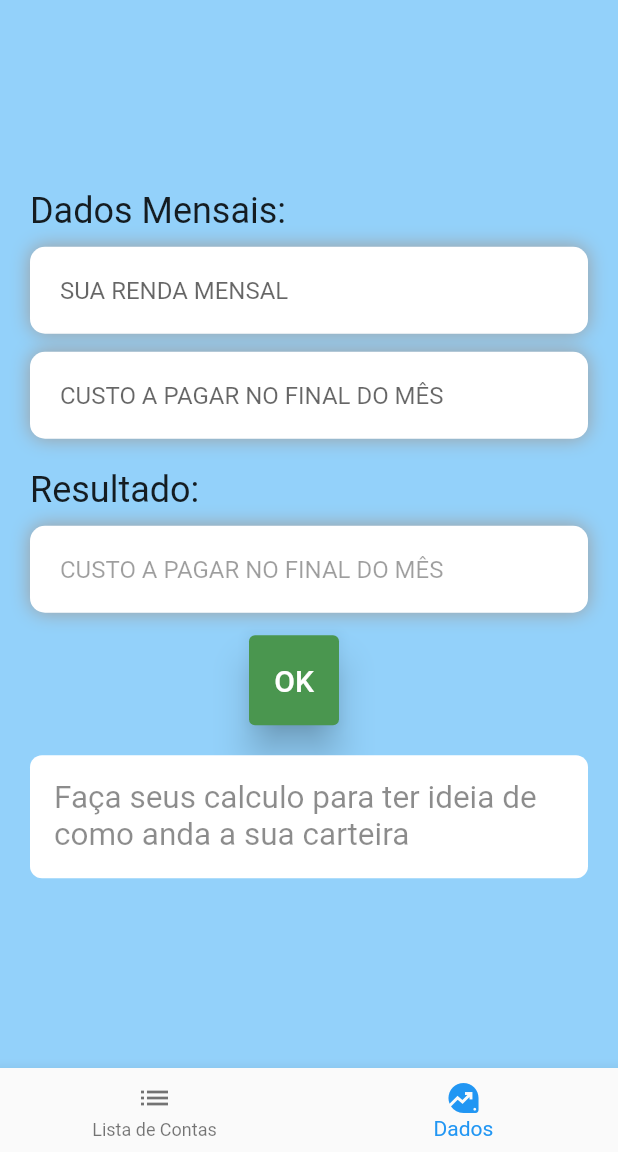
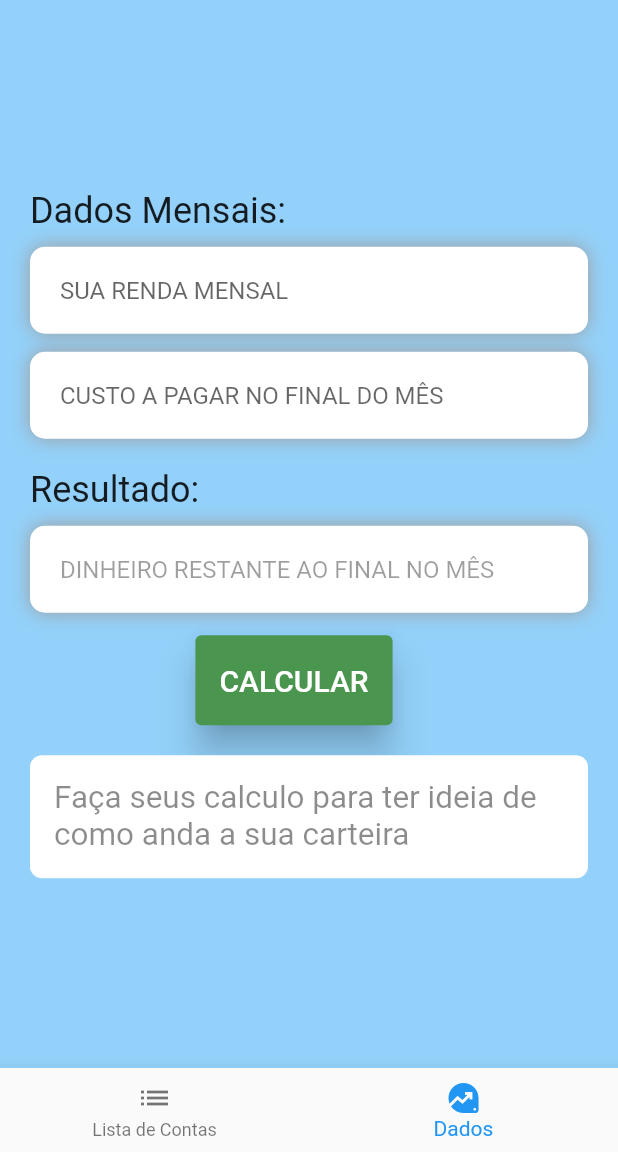
Before and after one commit to Miguel-Luis-1/MoneyControl, a Flutter app: the screen it shows after launch, swiped to page 2, on a phone screen of 412 x 824 dp, the part 84-1236 px from its top. Run offline on Flutter 3.47's test engine with Material 2 defaults, Android fonts, the phone set to English and light mode, and no system bars; our stand-ins replace shared_preferences.

Commit message:
Update data.dart

```diff
--- a/lib/screens/data.dart
+++ b/lib/screens/data.dart
@@ -145,7 +145,7 @@ class _DataState extends State<Data> {
                   child: TextField(
                     controller: resultController,
                     decoration: InputDecoration(
-                        hintText: 'CUSTO A PAGAR NO FINAL DO MÊS',
+                        hintText: 'DINHEIRO RESTANTE AO FINAL NO MÊS',
                         border: InputBorder.none,
                         enabled: false),
                   ),
@@ -158,7 +158,7 @@ class _DataState extends State<Data> {
                   ),
                   child: ElevatedButton(
                     child: Text(
-                      ('OK'),
+                      ('CALCULAR'),
                       style: TextStyle(
                         fontSize: 20,
                       ),
```
